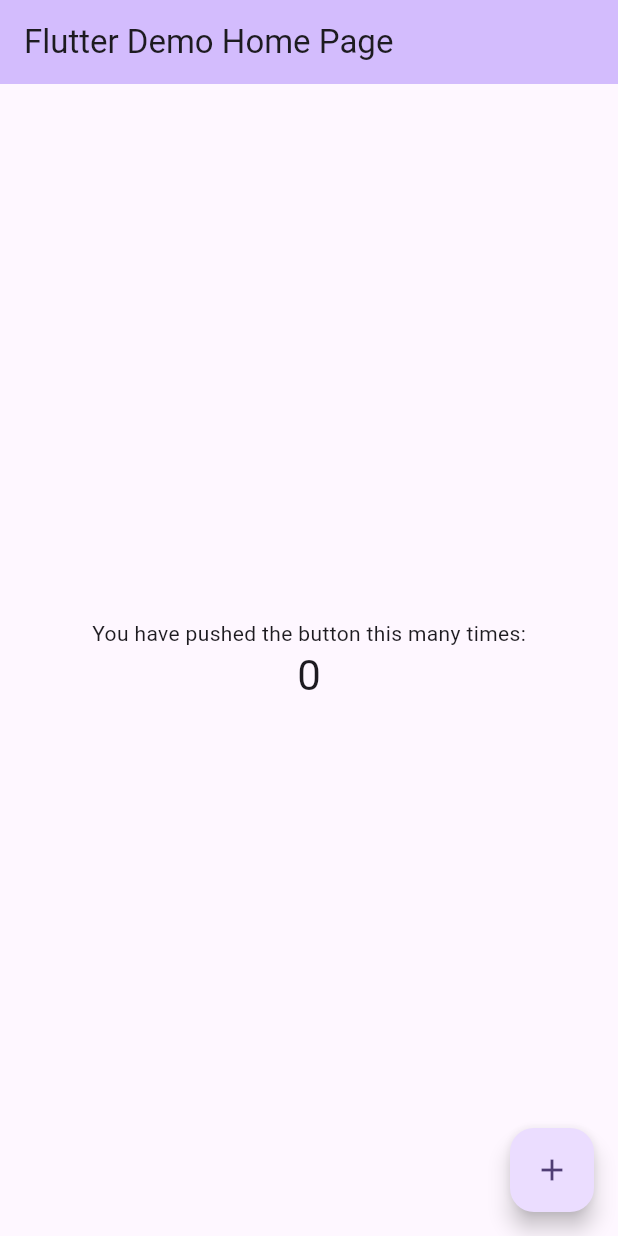
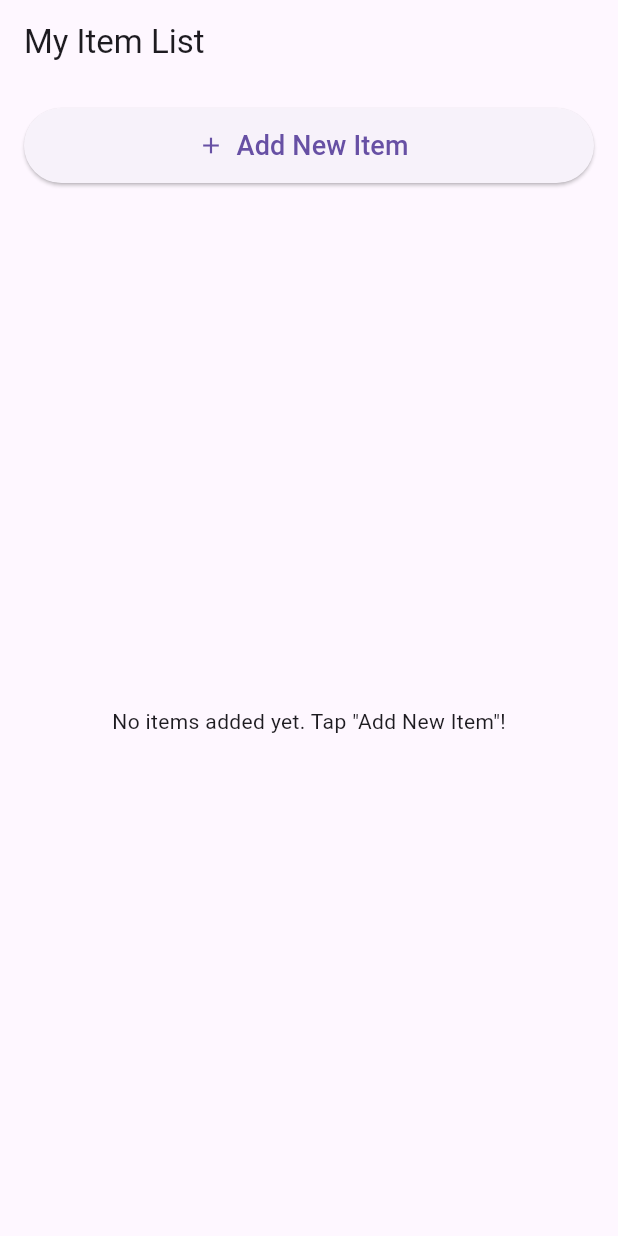
Before and after one commit to englidepyc/apparel, a Flutter app: the screen it shows after launch, on a phone screen of 412 x 824 dp. Run offline on Flutter 3.47's test engine with Material 3 defaults, Android fonts, the phone set to English and light mode, and no system bars.

Commit message:
basic block to customize

```diff
--- a/lib/main.dart
+++ b/lib/main.dart
@@ -1,5 +1,6 @@
 import 'package:flutter/material.dart';
 
+// 1. Define a StatelessWidget for the main application entry point
 void main() {
   runApp(const MyApp());
 }
@@ -7,116 +8,107 @@ void main() {
 class MyApp extends StatelessWidget {
   const MyApp({super.key});
 
-  // This widget is the root of your application.
   @override
   Widget build(BuildContext context) {
     return MaterialApp(
-      title: 'Flutter Demo',
+      title: 'AppArel',
       theme: ThemeData(
-        // This is the theme of your application.
-        //
-        // TRY THIS: Try running your application with "flutter run". You'll see
-        // the application has a purple toolbar. Then, without quitting the app,
-        // try changing the seedColor in the colorScheme below to Colors.green
-        // and then invoke "hot reload" (save your changes or press the "hot
-        // reload" button in a Flutter-supported IDE, or press "r" if you used
-        // the command line to start the app).
-        //
-        // Notice that the counter didn't reset back to zero; the application
-        // state is not lost during the reload. To reset the state, use hot
-        // restart instead.
-        //
-        // This works for code too, not just values: Most code changes can be
-        // tested with just a hot reload.
-        colorScheme: ColorScheme.fromSeed(seedColor: Colors.deepPurple),
+        primarySwatch: Colors.blue,
       ),
-      home: const MyHomePage(title: 'Flutter Demo Home Page'),
+      home: const AddItemsPage(), // Our main page where the action happens
     );
   }
 }
 
-class MyHomePage extends StatefulWidget {
-  const MyHomePage({super.key, required this.title});
-
-  // This widget is the home page of your application. It is stateful, meaning
-  // that it has a State object (defined below) that contains fields that affect
-  // how it looks.
-
-  // This class is the configuration for the state. It holds the values (in this
-  // case the title) provided by the parent (in this case the App widget) and
-  // used by the build method of the State. Fields in a Widget subclass are
-  // always marked "final".
-
-  final String title;
+// 2. Create a StatefulWidget to manage the list of items
+class AddItemsPage extends StatefulWidget {
+  const AddItemsPage({super.key});
 
   @override
-  State<MyHomePage> createState() => _MyHomePageState();
+  State<AddItemsPage> createState() => _AddItemsPageState();
 }
 
-class _MyHomePageState extends State<MyHomePage> {
-  int _counter = 0;
+class _AddItemsPageState extends State<AddItemsPage> {
+  // This is our data source for the list
+  // We use a List to store the items, and initially it's empty.
+  final List<String> _items = [];
+  int _itemCount = 0; // To keep track of the number for new items
 
-  void _incrementCounter() {
+  // Method to add a new item to the list
+  void _addItem() {
     setState(() {
-      // This call to setState tells the Flutter framework that something has
-      // changed in this State, which causes it to rerun the build method below
-      // so that the display can reflect the updated values. If we changed
-      // _counter without calling setState(), then the build method would not be
-      // called again, and so nothing would appear to happen.
-      _counter++;
+      // setState triggers a rebuild of the widget tree,
+      // reflecting the changes in _items
+      _itemCount++;
+      _items.add('Item No. $_itemCount');
+      print('Added: Item No. $_itemCount'); // For debugging in console
     });
   }
 
   @override
   Widget build(BuildContext context) {
-    // This method is rerun every time setState is called, for instance as done
-    // by the _incrementCounter method above.
-    //
-    // The Flutter framework has been optimized to make rerunning build methods
-    // fast, so that you can just rebuild anything that needs updating rather
-    // than having to individually change instances of widgets.
     return Scaffold(
       appBar: AppBar(
-        // TRY THIS: Try changing the color here to a specific color (to
-        // Colors.amber, perhaps?) and trigger a hot reload to see the AppBar
-        // change color while the other colors stay the same.
-        backgroundColor: Theme.of(context).colorScheme.inversePrimary,
-        // Here we take the value from the MyHomePage object that was created by
-        // the App.build method, and use it to set our appbar title.
-        title: Text(widget.title),
+        title: const Text('My Item List'),
       ),
-      body: Center(
-        // Center is a layout widget. It takes a single child and positions it
-        // in the middle of the parent.
-        child: Column(
-          // Column is also a layout widget. It takes a list of children and
-          // arranges them vertically. By default, it sizes itself to fit its
-          // children horizontally, and tries to be as tall as its parent.
-          //
-          // Column has various properties to control how it sizes itself and
-          // how it positions its children. Here we use mainAxisAlignment to
-          // center the children vertically; the main axis here is the vertical
-          // axis because Columns are vertical (the cross axis would be
-          // horizontal).
-          //
-          // TRY THIS: Invoke "debug painting" (choose the "Toggle Debug Paint"
-          // action in the IDE, or press "p" in the console), to see the
-          // wireframe for each widget.
-          mainAxisAlignment: MainAxisAlignment.center,
-          children: <Widget>[
-            const Text('You have pushed the button this many times:'),
-            Text(
-              '$_counter',
-              style: Theme.of(context).textTheme.headlineMedium,
+      body: Column(
+        // Column arranges children vertically
+        children: <Widget>[
+          // 3. The "Add" Button
+          Padding(
+            padding: const EdgeInsets.all(16.0), // Add some padding around the button
+            child: SizedBox(
+              width: double.infinity, // Make the button fill the width
+              height: 50.0, // Give the button a fixed height
+              child: ElevatedButton.icon(
+                onPressed: _addItem, // Call our _addItem method when pressed
+                icon: const Icon(Icons.add),
+                label: const Text(
+                  'Add New Item',
+                  style: TextStyle(fontSize: 18.0),
+                ),
+              ),
             ),
-          ],
-        ),
+          ),
+          // 4. The "RecyclerView" equivalent: ListView.builder
+          // We use Expanded to make the ListView take up all remaining vertical space
+          Expanded(
+            child: _items.isEmpty
+                ? const Center(
+                    child: Text('No items added yet. Tap "Add New Item"!'),
+                  )
+                : ListView.builder(
+                    itemCount: _items.length, // How many items are in our list
+                    itemBuilder: (BuildContext context, int index) {
+                      // This function is called for each item that needs to be built
+                      final String item = _items[index];
+                      return Card( // Wrap each list item in a Card for better visuals
+                        margin: const EdgeInsets.symmetric(horizontal: 16.0, vertical: 8.0),
+                        elevation: 4.0,
+                        child: ListTile(
+                          leading: CircleAvatar(child: Text('${index + 1}')), // A simple leading icon
+                          title: Text(item),
+                          trailing: IconButton(
+                            icon: const Icon(Icons.delete, color: Colors.redAccent),
+                            onPressed: () {
+                              setState(() {
+                                _items.removeAt(index); // Remove item on delete tap
+                              });
+                            },
+                          ),
+                          onTap: () {
+                            // Optional: Handle tap on the item
+                            ScaffoldMessenger.of(context).showSnackBar(
+                              SnackBar(content: Text('Tapped on: $item')),
+                            );
+                          },
+                        ),
+                      );
+                    },
+                  ),
+          ),
+        ],
       ),
-      floatingActionButton: FloatingActionButton(
-        onPressed: _incrementCounter,
-        tooltip: 'Increment',
-        child: const Icon(Icons.add),
-      ), // This trailing comma makes auto-formatting nicer for build methods.
     );
   }
 }
```
Also changed, not shown: 1 other file.
